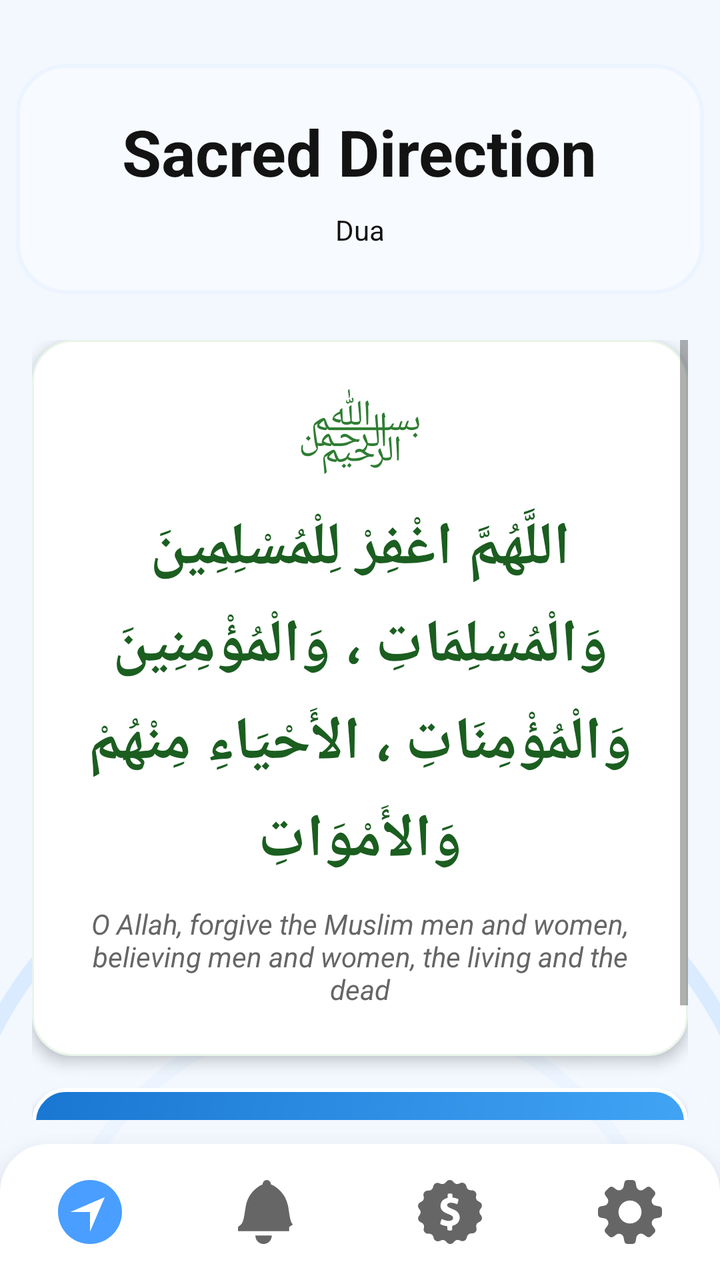
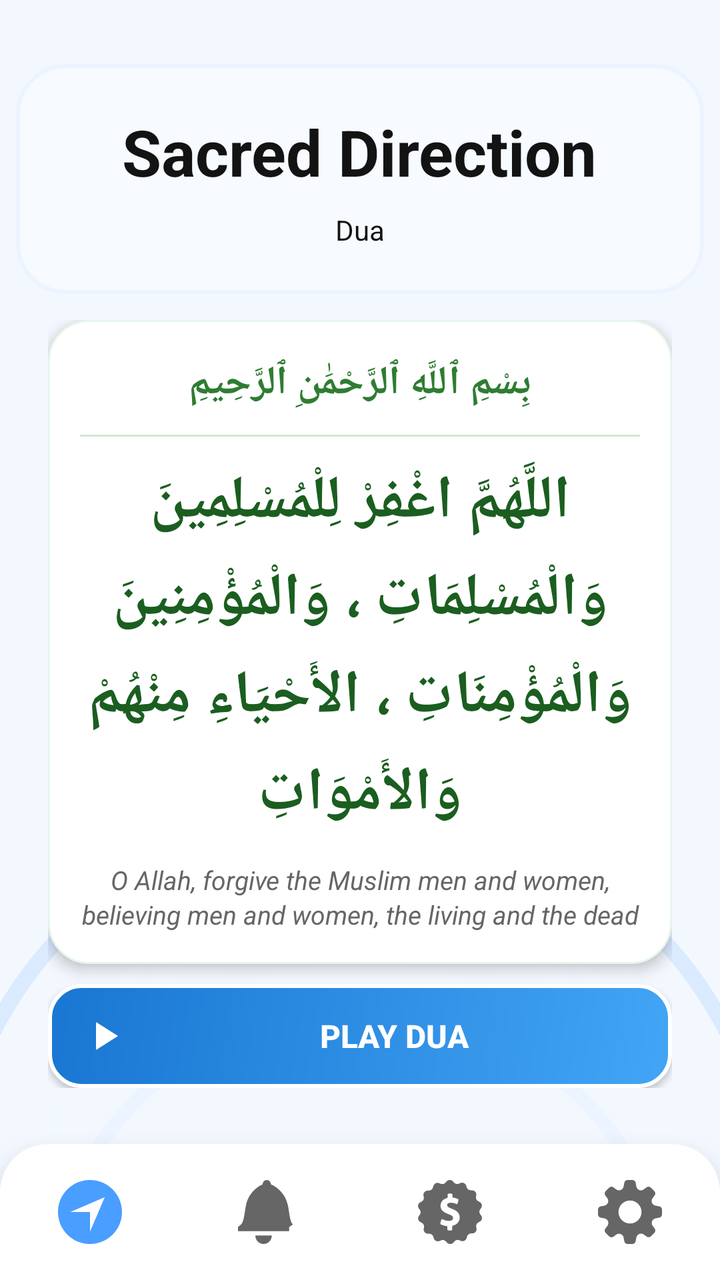

Before-and-after screenshots of an Android layout around one commit, followed by the original layout XML and the change that was made.
<!-- AndroidManifest.xml: activity theme Theme.SacredDirection -->
<!-- res/layout/activity_dua.xml -->
<?xml version="1.0" encoding="utf-8"?>
<FrameLayout xmlns:android="http://schemas.android.com/apk/res/android"
    android:layout_width="match_parent"
    android:layout_height="match_parent">

    <FrameLayout
        android:id="@+id/duaCirclesContainer"
        android:layout_width="match_parent"
        android:layout_height="420dp"
        android:layout_gravity="bottom"
        android:layout_marginBottom="-180dp"
        android:elevation="-1dp">

        <View
            android:layout_width="420dp"
            android:layout_height="420dp"
            android:layout_gravity="center|bottom"
            android:background="@drawable/compass_big_circle_gradient" />

        <View
            android:layout_width="320dp"
            android:layout_height="320dp"
            android:layout_gravity="center|bottom"
            android:background="@drawable/compass_middle_circle" />

        <View
            android:layout_width="220dp"
            android:layout_height="220dp"
            android:layout_gravity="center|bottom"
            android:background="@drawable/compass_center_circle" />

        <View
            android:layout_width="140dp"
            android:layout_height="140dp"
            android:layout_gravity="center|bottom"
            android:background="@drawable/compass_figma_circle" />

    </FrameLayout>

    <FrameLayout
        android:id="@+id/headerSectionDua"
        android:layout_width="344dp"
        android:layout_height="115dp"
        android:layout_gravity="top|center_horizontal"
        android:layout_marginTop="32dp"
        android:background="@drawable/header_section_bg"
        android:clipChildren="false"
        android:elevation="8dp">

        <LinearLayout
            android:layout_width="match_parent"
            android:layout_height="match_parent"
            android:gravity="center"
            android:orientation="vertical"
            android:padding="16dp">

            <TextView
                android:layout_width="wrap_content"
                android:layout_height="wrap_content"
                android:gravity="center"
                android:text="@string/app_name"
                android:textColor="@color/dark_text"
                android:textSize="32sp"
                android:textStyle="bold" />

            <TextView
                android:layout_width="wrap_content"
                android:layout_height="wrap_content"
                android:layout_marginTop="8dp"
                android:gravity="center"
                android:text="@string/nav_dua"
                android:textColor="@color/dark_text"
                android:textSize="14sp" />

        </LinearLayout>
    </FrameLayout>

    <ScrollView
        android:layout_width="match_parent"
        android:layout_height="match_parent"
        android:layout_marginTop="170dp"
        android:layout_marginBottom="80dp"
        android:fillViewport="true"
        android:clipToPadding="false"
        android:paddingStart="16dp"
        android:paddingEnd="16dp"
        android:paddingBottom="16dp">

        <LinearLayout
            android:layout_width="match_parent"
            android:layout_height="match_parent"
            android:gravity="center_vertical"
            android:orientation="vertical">

            <LinearLayout
                android:layout_width="match_parent"
                android:layout_height="wrap_content"
                android:background="@drawable/dua_card_background"
                android:orientation="vertical"
                android:padding="24dp"
                android:layout_marginBottom="16dp"
                android:elevation="4dp">

                <TextView
                    android:layout_width="wrap_content"
                    android:layout_height="wrap_content"
                    android:text="@string/dua_bismillah"
                    android:textSize="32sp"
                    android:textColor="#2E7D32"
                    android:layout_gravity="center"
                    android:layout_marginBottom="16dp" />

                <TextView
                    android:layout_width="match_parent"
                    android:layout_height="wrap_content"
                    android:text="@string/dua_arabic"
                    android:textSize="30sp"
                    android:textStyle="bold"
                    android:textColor="#1B5E20"
                    android:gravity="center"
                    android:lineSpacingExtra="8dp" />

                <TextView
                    android:layout_width="match_parent"
                    android:layout_height="wrap_content"
                    android:text="@string/dua_translation"
                    android:textSize="14sp"
                    android:textStyle="italic"
                    android:textColor="#666666"
                    android:gravity="center"
                    android:layout_marginTop="12dp" />

            </LinearLayout>

            <Button
                android:id="@+id/btnPlayDua"
                android:layout_width="match_parent"
                android:layout_height="wrap_content"
                android:background="@drawable/play_button_background"
                android:text="@string/play_dua"
                android:drawableLeft="@drawable/ic_play"
                android:drawablePadding="12dp"
                android:textColor="#FFFFFF"
                android:textSize="18sp"
                android:textStyle="bold"
                android:padding="20dp"
                android:elevation="4dp"
                android:foreground="?attr/selectableItemBackground" />

        </LinearLayout>
    </ScrollView>

    <include
        layout="@layout/bottom_navigation"
        android:layout_gravity="bottom" />

</FrameLayout>
<!-- res/layout/bottom_navigation.xml (included above) -->
<?xml version="1.0" encoding="utf-8"?>
<LinearLayout xmlns:android="http://schemas.android.com/apk/res/android"
    android:id="@+id/bottomNavigation"
    android:layout_width="match_parent"
    android:layout_height="68dp"
    android:layout_gravity="bottom"
    android:background="@drawable/bottom_nav_background"
    android:orientation="horizontal"
    android:paddingTop="8dp"
    android:paddingBottom="8dp"
    android:elevation="16dp">

    
    <LinearLayout
        android:id="@+id/btnDirection"
        android:layout_width="0dp"
        android:layout_height="match_parent"
        android:layout_weight="1"
        android:orientation="vertical"
        android:gravity="center"
        android:background="?android:attr/selectableItemBackgroundBorderless"
        android:clickable="true"
        android:focusable="true">

        <ImageView
            android:id="@+id/iconDirection"
            android:layout_width="32dp"
            android:layout_height="32dp"
            android:src="@drawable/ic_tab1_direction"
            android:tint="@color/blue_primary" />

    </LinearLayout>

    
    <LinearLayout
        android:id="@+id/btnPrayerTimes"
        android:layout_width="0dp"
        android:layout_height="match_parent"
        android:layout_weight="1"
        android:orientation="vertical"
        android:gravity="center"
        android:background="?android:attr/selectableItemBackgroundBorderless"
        android:clickable="true"
        android:focusable="true">

        <ImageView
            android:id="@+id/iconPrayer"
            android:layout_width="32dp"
            android:layout_height="32dp"
            android:src="@drawable/ic_tab3_notification"
            android:tint="@color/gray_text" />

    </LinearLayout>

    
    <LinearLayout
        android:id="@+id/btnDua"
        android:layout_width="0dp"
        android:layout_height="match_parent"
        android:layout_weight="1"
        android:orientation="vertical"
        android:gravity="center"
        android:background="?android:attr/selectableItemBackgroundBorderless"
        android:clickable="true"
        android:focusable="true">

        <ImageView
            android:id="@+id/iconDua"
            android:layout_width="32dp"
            android:layout_height="32dp"
            android:src="@drawable/ic_tab4_dua"
            android:tint="@color/gray_text" />

    </LinearLayout>

    
    <LinearLayout
        android:id="@+id/btnSettings"
        android:layout_width="0dp"
        android:layout_height="match_parent"
        android:layout_weight="1"
        android:orientation="vertical"
        android:gravity="center"
        android:background="?android:attr/selectableItemBackgroundBorderless"
        android:clickable="true"
        android:focusable="true">

        <ImageView
            android:id="@+id/iconSettings"
            android:layout_width="32dp"
            android:layout_height="32dp"
            android:src="@drawable/ic_tab5_settings"
            android:tint="@color/gray_text" />

    </LinearLayout>

</LinearLayout>
<!-- resources referenced by this layout -->
<resources>
  <color name="blue_primary">#499EFF</color>
  <color name="dark_text">#131313</color>
  <color name="gray_text">#666666</color>
  <!-- drawable bottom_nav_background (drawable) -->
  <?xml version="1.0" encoding="utf-8"?>
  <shape xmlns:android="http://schemas.android.com/apk/res/android">
      <solid android:color="#FFFFFF" />
      <corners
          android:topLeftRadius="24dp"
          android:topRightRadius="24dp" />
  </shape>
  <!-- drawable compass_big_circle_gradient (drawable) -->
  <shape xmlns:android="http://schemas.android.com/apk/res/android"
      android:shape="oval">
      <gradient
          android:type="radial"
          android:gradientRadius="341dp"
          android:centerX="0.5"
          android:centerY="0.5"
          android:startColor="#F3F8FF"
          android:endColor="#00F3F8FF"/>
      <stroke android:width="8dp" android:color="#66B3D8FF" />
  </shape>
  <!-- drawable compass_center_circle (drawable) -->
  <shape xmlns:android="http://schemas.android.com/apk/res/android"
      android:shape="oval">
      <solid android:color="#F3F8FF"/>
      <stroke android:width="10dp" android:color="#ECF4FF"/>
  </shape>
  <!-- drawable compass_middle_circle (drawable) -->
  <shape xmlns:android="http://schemas.android.com/apk/res/android"
      android:shape="oval">
      <solid android:color="#F3F8FF"/>
      <stroke android:width="7dp" android:color="#ECF4FF"/>
  </shape>
  <!-- drawable dua_card_background (drawable) -->
  <?xml version="1.0" encoding="utf-8"?>
  <shape xmlns:android="http://schemas.android.com/apk/res/android">
      <solid android:color="#FFFFFF" />
      <corners android:radius="20dp" />
      <stroke android:width="1dp" android:color="#E8F5E9" />
  </shape>
  <!-- drawable header_section_bg (drawable) -->
  <shape xmlns:android="http://schemas.android.com/apk/res/android">
      <solid android:color="#4DFFFFFF"/>
      <corners android:radius="24dp"/>
      <stroke android:width="2dp" android:color="#ECF4FF"/>
  </shape>
  <!-- drawable ic_play (drawable) -->
  <?xml version="1.0" encoding="utf-8"?>
  <vector xmlns:android="http://schemas.android.com/apk/res/android"
      android:width="24dp"
      android:height="24dp"
      android:viewportWidth="24"
      android:viewportHeight="24">
      <path
          android:fillColor="#FFFFFF"
          android:pathData="M8,5v14l11,-7z"/>
  </vector>
  <!-- drawable ic_tab1_direction (drawable) -->
  <?xml version="1.0" encoding="utf-8"?>
  <vector xmlns:android="http://schemas.android.com/apk/res/android"
      android:width="32dp"
      android:height="32dp"
      android:viewportWidth="18"
      android:viewportHeight="18">
      <path
          android:fillColor="#FF000000"
          android:pathData="M9,0C4.028,0,0,4.028,0,9s4.028,9,9,9s9-4.028,9-9S13.972,0,9,0z M9,14.538V9H3.475l9.679-4.154L9,14.538z"/>
  </vector>
  <!-- drawable play_button_background (drawable) -->
  <?xml version="1.0" encoding="utf-8"?>
  <shape xmlns:android="http://schemas.android.com/apk/res/android">
      <gradient
          android:startColor="#42A5F5"
          android:endColor="#1976D2"
          android:angle="135" />
      <corners android:radius="16dp" />
      <stroke android:width="2dp" android:color="#FFFFFF" />
  </shape>
  <string name="app_name">Sacred Direction</string>
  <string name="dua_arabic">اللَّهُمَّ اغْفِرْ لِلْمُسْلِمِينَ وَالْمُسْلِمَاتِ ، وَالْمُؤْمِنِينَ وَالْمُؤْمِنَاتِ ، الأَحْيَاءِ مِنْهُمْ وَالأَمْوَاتِ</string>
  <string name="dua_bismillah">﷽</string>
  <string name="dua_translation">O Allah, forgive the Muslim men and women, believing men and women, the living and the dead</string>
  <string name="nav_dua">Dua</string>
  <string name="play_dua">Play Dua</string>
  <color name="blue_primary_variant">#2196F3</color>
  <color name="white_text">#FFFFFF</color>
  <color name="blue_primary_light">#81C4FF</color>
  <color name="blue_background">#F3F8FF</color>
  <!-- unchanged entries left out for length: 5 -->
</resources>

<!-- the commit's change to res/layout/activity_dua.xml (unified diff, before → after) -->
@@ -1,5 +1,6 @@
 <?xml version="1.0" encoding="utf-8"?>
 <FrameLayout xmlns:android="http://schemas.android.com/apk/res/android"
+    xmlns:app="http://schemas.android.com/apk/res-auto"
     android:layout_width="match_parent"
     android:layout_height="match_parent">
 
@@ -78,18 +79,17 @@
     <ScrollView
         android:layout_width="match_parent"
         android:layout_height="match_parent"
-        android:layout_marginTop="170dp"
+        android:layout_marginTop="160dp"
         android:layout_marginBottom="80dp"
-        android:fillViewport="true"
+        android:scrollbars="none"
         android:clipToPadding="false"
-        android:paddingStart="16dp"
-        android:paddingEnd="16dp"
-        android:paddingBottom="16dp">
+        android:paddingStart="24dp"
+        android:paddingEnd="24dp"
+        android:paddingBottom="12dp">
 
         <LinearLayout
             android:layout_width="match_parent"
-            android:layout_height="match_parent"
-            android:gravity="center_vertical"
+            android:layout_height="wrap_content"
             android:orientation="vertical">
 
             <LinearLayout
@@ -97,38 +97,65 @@
                 android:layout_height="wrap_content"
                 android:background="@drawable/dua_card_background"
                 android:orientation="vertical"
-                android:padding="24dp"
-                android:layout_marginBottom="16dp"
+                android:paddingStart="16dp"
+                android:paddingEnd="16dp"
+                android:paddingTop="14dp"
+                android:paddingBottom="16dp"
+                android:layout_marginBottom="10dp"
                 android:elevation="4dp">
 
+                
                 <TextView
-                    android:layout_width="wrap_content"
+                    android:id="@+id/textBismillah"
+                    android:layout_width="match_parent"
                     android:layout_height="wrap_content"
+                    android:gravity="center"
                     android:text="@string/dua_bismillah"
-                    android:textSize="32sp"
                     android:textColor="#2E7D32"
-                    android:layout_gravity="center"
-                    android:layout_marginBottom="16dp" />
-
+                    android:textSize="20sp"
+                    android:textStyle="bold"
+                    android:maxLines="1"
+                    android:singleLine="true"
+                    android:includeFontPadding="true"
+                    app:autoSizeTextType="uniform"
+                    app:autoSizeMinTextSize="12sp"
+                    app:autoSizeMaxTextSize="20sp"
+                    app:autoSizeStepGranularity="1sp"
+                    android:paddingTop="4dp"
+                    android:paddingBottom="4dp" />
+
+                <View
+                    android:layout_width="match_parent"
+                    android:layout_height="1dp"
+                    android:layout_marginTop="8dp"
+                    android:layout_marginBottom="12dp"
+                    android:background="#332E7D32" />
+
+                
                 <TextView
+                    android:id="@+id/textDuaArabic"
                     android:layout_width="match_parent"
                     android:layout_height="wrap_content"
+                    android:gravity="center"
                     android:text="@string/dua_arabic"
+                    android:textColor="#1B5E20"
+                    android:textStyle="bold"
                     android:textSize="30sp"
-                    android:textStyle="bold"
-                    android:textColor="#1B5E20"
+                    android:lineSpacingExtra="8dp"
+                    android:includeFontPadding="true" />
+
+                
+                <TextView
+                    android:id="@+id/textDuaTranslation"
+                    android:layout_width="match_parent"
+                    android:layout_height="wrap_content"
+                    android:layout_marginTop="14dp"
                     android:gravity="center"
-                    android:lineSpacingExtra="8dp" />
-
-                <TextView
-                    android:layout_width="match_parent"
-                    android:layout_height="wrap_content"
                     android:text="@string/dua_translation"
-                    android:textSize="14sp"
+                    android:textColor="#666666"
+                    android:textSize="13sp"
                     android:textStyle="italic"
-                    android:textColor="#666666"
-                    android:gravity="center"
-                    android:layout_marginTop="12dp" />
+                    android:lineSpacingExtra="2dp" />
 
             </LinearLayout>
 
@@ -139,11 +166,14 @@
                 android:background="@drawable/play_button_background"
                 android:text="@string/play_dua"
                 android:drawableLeft="@drawable/ic_play"
-                android:drawablePadding="12dp"
+                android:drawablePadding="10dp"
                 android:textColor="#FFFFFF"
-                android:textSize="18sp"
+                android:textSize="16sp"
                 android:textStyle="bold"
-                android:padding="20dp"
+                android:paddingStart="16dp"
+                android:paddingEnd="16dp"
+                android:paddingTop="14dp"
+                android:paddingBottom="14dp"
                 android:elevation="4dp"
                 android:foreground="?attr/selectableItemBackground" />
 
<!-- resource entries referenced after the edit -->
@@ -82,7 +82,7 @@
   </shape>
   <string name="app_name">Sacred Direction</string>
   <string name="dua_arabic">اللَّهُمَّ اغْفِرْ لِلْمُسْلِمِينَ وَالْمُسْلِمَاتِ ، وَالْمُؤْمِنِينَ وَالْمُؤْمِنَاتِ ، الأَحْيَاءِ مِنْهُمْ وَالأَمْوَاتِ</string>
-  <string name="dua_bismillah">﷽</string>
+  <string name="dua_bismillah">بِسْمِ ٱللَّهِ ٱلرَّحْمَٰنِ ٱلرَّحِيمِ</string>
   <string name="dua_translation">O Allah, forgive the Muslim men and women, believing men and women, the living and the dead</string>
   <string name="nav_dua">Dua</string>
   <string name="play_dua">Play Dua</string>
